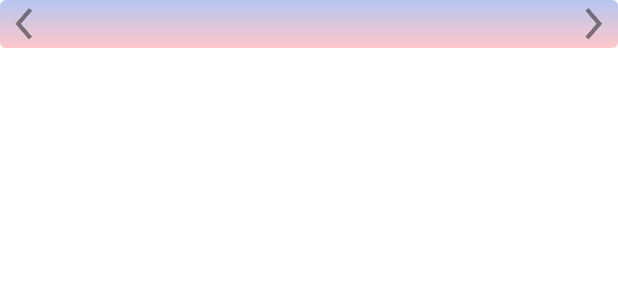
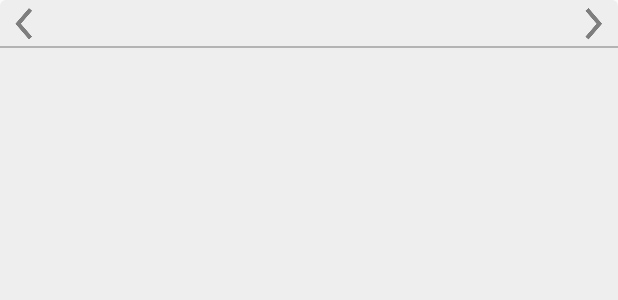
Before and after one commit to korsander/SimpleRssWidget, an Android app: the layout layout_rss_widget.xml on its own in the app's theme, with its tools: preview values and no code run, on a phone screen of 412 x 824 dp. Shown: the top 300 px of the screen. Run offline under Robolectric (Android 15) with nearby library versions, the phone set to English and light mode, and no system bars.

Commit message:
minor styles & makeup refactoring

```diff
--- /dev/null
+++ b/app/src/main/res/drawable/bg_widget.xml
@@ -0,0 +1,6 @@
+<?xml version="1.0" encoding="utf-8"?>
+<shape xmlns:android="http://schemas.android.com/apk/res/android"
+    android:shape="rectangle">
+    <solid android:color="@color/widget_background_body" />
+    <corners android:radius="4dp" />
+</shape>
--- a/app/src/main/res/drawable/bg_widget_header.xml
+++ b/app/src/main/res/drawable/bg_widget_header.xml
@@ -1,14 +1,15 @@
 <?xml version="1.0" encoding="UTF-8"?>
-<shape
-    xmlns:android="http://schemas.android.com/apk/res/android"
-    android:shape="rectangle">
-    <gradient
-        android:endColor="#deadbeef"
-        android:startColor="#cafebabe"
-        android:angle="90" />
-    <corners
-        android:bottomRightRadius="4dp"
-        android:bottomLeftRadius="4dp"
-        android:topLeftRadius="4dp"
-        android:topRightRadius="4dp" />
-</shape>
+<layer-list xmlns:android="http://schemas.android.com/apk/res/android">
+    <item
+        android:top="-2dp"
+        android:left="-2dp"
+        android:right="-2dp"
+        android:bottom="0dp">
+
+        <shape android:shape="rectangle">
+            <stroke
+                android:width="1dp"
+                android:color="@color/widget_divider_color_gray"/>
+        </shape>
+    </item>
+</layer-list>
--- a/app/src/main/res/layout/layout_rss_widget.xml
+++ b/app/src/main/res/layout/layout_rss_widget.xml
@@ -1,7 +1,8 @@
 <?xml version="1.0" encoding="utf-8"?>
 <LinearLayout xmlns:android="http://schemas.android.com/apk/res/android"
     android:orientation="vertical" android:layout_width="match_parent"
-    android:layout_height="match_parent">
+    android:layout_height="match_parent"
+    style="@style/RssWidget.Background">
 
     <LinearLayout
         android:layout_width="match_parent"
@@ -15,7 +16,7 @@
             android:layout_height="wrap_content"
             android:id="@+id/button_left"
             android:src="@drawable/ic_left_arrow"
-            android:background="@null"
+            style="@style/RssWidget.Button.Left"
             android:layout_alignParentTop="true"
             android:layout_alignParentLeft="true"
             android:layout_alignParentStart="true" />
@@ -24,9 +25,7 @@
             android:layout_width="wrap_content"
             android:layout_height="match_parent"
             android:layout_weight="1"
-            android:gravity="center_vertical"
-            android:ellipsize="end"
-            android:maxLines="2"
+            style="@style/RssWidget.Text.Title"
             android:id="@+id/article_title"
             android:layout_gravity="center_horizontal"
             />
@@ -35,8 +34,7 @@
             android:layout_width="wrap_content"
             android:layout_height="wrap_content"
             android:id="@+id/button_right"
-            android:src="@drawable/ic_right_arrow"
-            android:background="@null"
+            style="@style/RssWidget.Button.Right"
             android:layout_alignParentTop="true"
             android:layout_alignParentRight="true"
             android:layout_alignParentEnd="true" />
@@ -45,12 +43,13 @@
     <RelativeLayout
         android:layout_width="match_parent"
         android:layout_height="match_parent"
-        android:background="#ffffff">
+        android:layout_margin="4dp">
 
         <TextView
             android:layout_width="match_parent"
             android:layout_height="wrap_content"
             android:id="@+id/title"
+            style="@style/RssWidget.Text.ArticleTitle"
             android:layout_alignParentTop="true"
             android:layout_alignParentLeft="true"
             android:layout_alignParentStart="true" />
@@ -59,6 +58,7 @@
             android:layout_width="wrap_content"
             android:layout_height="wrap_content"
             android:id="@+id/time"
+            style="@style/RssWidget.Text"
             android:layout_below="@+id/title"
             android:layout_alignParentLeft="true"
             android:layout_alignParentStart="true" />
@@ -68,6 +68,7 @@
             android:layout_height="wrap_content"
             android:id="@+id/desription"
             android:layout_below="@+id/time"
+            style="@style/RssWidget.Text"
             android:layout_alignParentLeft="true"
             android:layout_alignParentStart="true" />
 
@@ -75,6 +76,7 @@
             android:layout_width="wrap_content"
             android:layout_height="wrap_content"
             android:id="@+id/more"
+            style="@style/RssWidget.Text"
             android:layout_below="@+id/desription"
             android:layout_alignParentRight="true"
             android:layout_alignParentEnd="true" />
--- /dev/null
+++ b/app/src/main/res/values-v16/styles.xml
@@ -0,0 +1,7 @@
+<?xml version="1.0" encoding="utf-8"?>
+<resources>
+
+    <style name="RssWidget.Text.ArticleTitle">
+        <item name="android:textStyle">bold</item>
+    </style>
+</resources>
--- a/app/src/main/res/values/colors.xml
+++ b/app/src/main/res/values/colors.xml
@@ -5,4 +5,6 @@
     <color name="colorAccent">#FF4081</color>
 
     <color name="widget_background_body">#eeeeee</color>
+    <color name="widget_text_color_black">#222222</color>
+    <color name="widget_divider_color_gray">#b3b3b3</color>
 </resources>
--- a/app/src/main/res/values/styles.xml
+++ b/app/src/main/res/values/styles.xml
@@ -1,4 +1,4 @@
-<resources>
+<resources xmlns:tools="http://schemas.android.com/tools">
 
     <!-- Base application theme. -->
     <style name="AppTheme" parent="Theme.AppCompat.Light.DarkActionBar">
@@ -12,6 +12,26 @@
 
     </style>
 
+    <style name="RssWidget.Text">
+        <item name="android:textColor">@color/widget_text_color_black</item>
+        <item name="android:textSize">12sp</item>
+    </style>
+
+    <style name="RssWidget.Text.Title">
+        <item name="android:textSize">16sp</item>
+        <item name="android:gravity">center_vertical</item>
+        <item name="android:maxLines">2</item>
+        <item name="android:ellipsize">end</item>
+    </style>
+
+    <style name="RssWidget.Text.ArticleTitle">
+        <item name="android:fontFamily" tools:targetApi="jelly_bean">sans-serif-medium</item>
+    </style>
+
+    <style name="RssWidget.Background">
+        <item name="android:background">@drawable/bg_widget</item>
+    </style>
+
     <style name="RssWidget.Header">
         <item name="android:background">@drawable/bg_widget_header</item>
     </style>
@@ -19,4 +39,16 @@
     <style name="RssWidget.Body">
         <item name="android:background">@color/widget_background_body</item>
     </style>
+
+    <style name="RssWidget.Button">
+        <item name="android:background">@null</item>
+    </style>
+
+    <style name="RssWidget.Button.Left">
+        <item name="android:src">@drawable/ic_left_arrow</item>
+    </style>
+
+    <style name="RssWidget.Button.Right">
+        <item name="android:src">@drawable/ic_right_arrow</item>
+    </style>
 </resources>
```
